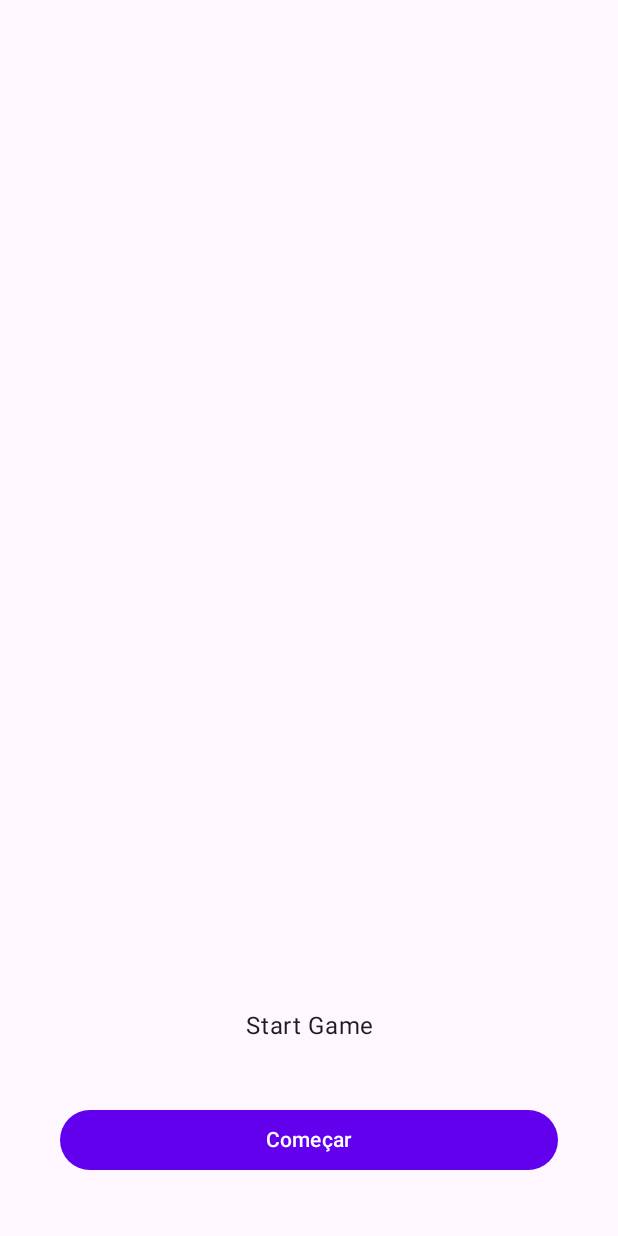
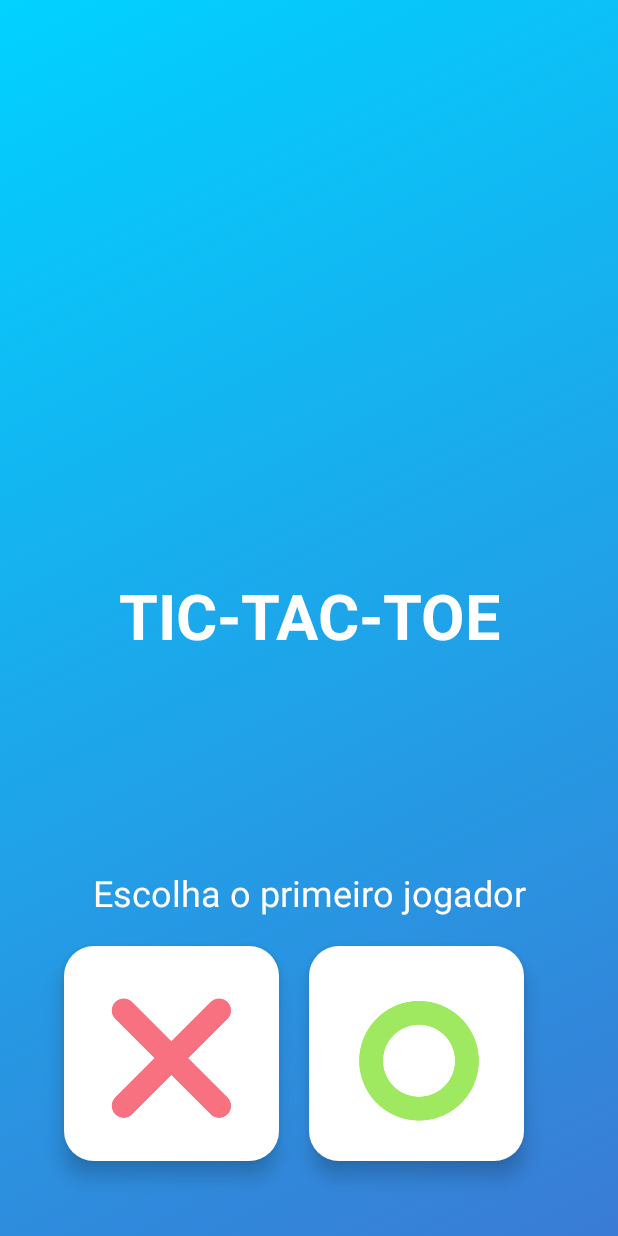
Before and after one commit to mmgoncalves/tic-tac-toe-kmp, an Android app built with Jetpack Compose: the screen it shows after launch (MainActivity), on a phone screen of 412 x 824 dp. Run offline under Robolectric (Android 15) with nearby library versions, the phone set to English and light mode, and no system bars; our stand-ins replace Voyager.

Commit message:
finish the relayout of start game screen

```diff
--- a/androidApp/src/main/java/com/example/tictactoe/android/MyApplicationTheme.kt
+++ b/androidApp/src/main/java/com/example/tictactoe/android/MyApplicationTheme.kt
@@ -20,24 +20,23 @@ fun MyApplicationTheme(
     darkTheme: Boolean = isSystemInDarkTheme(),
     content: @Composable () -> Unit
 ) {
-    val colors = if (darkTheme) {
-        darkColorScheme(
-            primary = Color(0xFFBB86FC),
-            secondary = Color(0xFF03DAC5),
-            tertiary = Color(0xFF3700B3)
-        )
-    } else {
-        lightColorScheme(
-            primary = Color(0xFF6200EE),
-            secondary = Color(0xFF03DAC5),
-            tertiary = Color(0xFF3700B3)
-        )
-    }
+    val colors = lightColorScheme(
+        primary = Color(0xFF6200EE),
+        secondary = Color(0xFF03DAC5),
+        tertiary = Color(0xFF3700B3),
+        background = Color(0xFF00D2FF),
+        onBackground = Color(0xFF3A7BD5)
+    )
     val typography = Typography(
+        displayLarge = TextStyle(
+            fontFamily = FontFamily.SansSerif,
+            fontWeight = FontWeight.Bold,
+            fontSize = 42.sp
+        ),
         bodyMedium = TextStyle(
-            fontFamily = FontFamily.Default,
+            fontFamily = FontFamily.SansSerif,
             fontWeight = FontWeight.Normal,
-            fontSize = 16.sp
+            fontSize = 24.sp
         )
     )
     val shapes = Shapes(
@@ -50,6 +49,6 @@ fun MyApplicationTheme(
         colorScheme = colors,
         typography = typography,
         shapes = shapes,
-        content = content
+        content = content,
     )
 }
--- a/androidApp/src/main/java/com/example/tictactoe/android/StartGameScreen.kt
+++ b/androidApp/src/main/java/com/example/tictactoe/android/StartGameScreen.kt
@@ -1,56 +1,145 @@
 package com.example.tictactoe.android
 
+import androidx.compose.foundation.Image
+import androidx.compose.foundation.background
 import androidx.compose.foundation.layout.Arrangement
+import androidx.compose.foundation.layout.Box
 import androidx.compose.foundation.layout.Column
+import androidx.compose.foundation.layout.Row
 import androidx.compose.foundation.layout.fillMaxSize
 import androidx.compose.foundation.layout.fillMaxWidth
 import androidx.compose.foundation.layout.padding
-import androidx.compose.material3.Button
+import androidx.compose.foundation.layout.size
+import androidx.compose.foundation.shape.RoundedCornerShape
+import androidx.compose.material3.Card
+import androidx.compose.material3.CardDefaults
+import androidx.compose.material3.ExperimentalMaterial3Api
+import androidx.compose.material3.MaterialTheme
 import androidx.compose.material3.Text
 import androidx.compose.runtime.Composable
+import androidx.compose.ui.Alignment
 import androidx.compose.ui.Modifier
+import androidx.compose.ui.graphics.Brush
+import androidx.compose.ui.graphics.Color
+import androidx.compose.ui.layout.ContentScale
+import androidx.compose.ui.res.painterResource
 import androidx.compose.ui.text.style.TextAlign
 import androidx.compose.ui.tooling.preview.Preview
 import androidx.compose.ui.unit.dp
 import cafe.adriel.voyager.core.screen.Screen
 import cafe.adriel.voyager.navigator.LocalNavigator
 import cafe.adriel.voyager.navigator.currentOrThrow
+import com.example.tictactoe.Domain.ItemStatus
+import com.example.tictactoe.Domain.PlayerData
 
 class StartGameScreen : Screen {
 
     @Composable
     override fun Content() {
-        ContentBody()
+        val navigator = LocalNavigator.currentOrThrow
+        ContentBody { player ->
+
+        }
     }
 }
 
+@OptIn(ExperimentalMaterial3Api::class)
 @Composable
-private fun ContentBody() {
-    val navigator = LocalNavigator.currentOrThrow
+private fun ContentBody(onClick: (PlayerData) -> Unit) {
+    Box(
+        modifier = Modifier
+            .fillMaxSize()
+            .background(
+                Brush.linearGradient(
+                    colors = listOf(
+                        MaterialTheme.colorScheme.background,
+                        MaterialTheme.colorScheme.onBackground
+                    )
+                )
+            )
+    ) {
+
+        Text(
+            text = "TIC-TAC-TOE",
+            modifier = Modifier
+                .fillMaxWidth()
+                .align(Alignment.Center),
+            style = MaterialTheme.typography.displayLarge,
+            color = Color.White,
+            textAlign = TextAlign.Center
+        )
 
         Column(
             modifier = Modifier.fillMaxSize(),
             verticalArrangement = Arrangement.Bottom
         ) {
             Text(
-            text = "Start Game",
-            modifier = Modifier.fillMaxWidth(),
+                text = "Escolha o primeiro jogador",
+                modifier = Modifier
+                    .fillMaxWidth()
+                    .padding(bottom = 20.dp),
+                style = MaterialTheme.typography.bodyMedium,
+                color = Color.White,
                 textAlign = TextAlign.Center
             )
-//        Spacer(modifier = Modifier.weight(1f))
-        Button(
+
+            Row(
                 modifier = Modifier
                     .fillMaxWidth()
-                .padding(all = 40.dp),
+                    .padding(bottom = 50.dp),
+                horizontalArrangement = Arrangement.Center
+            ) {
+
+                Card(
                     onClick = {
-                navigator.push(GameBoardScreen(
-                    uiModel = GameBoardModel()
-                ))
+                        onClick(PlayerData(status = ItemStatus.X))
                     },
-            content = {
-                Text("Começar")
+                    elevation = CardDefaults.cardElevation(
+                        defaultElevation = 8.dp
+                    ),
+                    colors = CardDefaults.cardColors(
+                        containerColor = Color.White,
+                    ),
+                    shape = RoundedCornerShape(20.dp),
+                    modifier = Modifier
+                        .padding(end = 20.dp)
+                        .size(143.dp)
+
+                ) {
+                    Image(
+                        painter = painterResource(id = R.drawable.player_x),
+                        contentDescription = null,
+                        alignment = Alignment.Center,
+                        contentScale = ContentScale.Fit
+                    )
                 }
+
+                Card(
+                    onClick = {
+                        onClick(PlayerData(status = ItemStatus.O))
+                    },
+                    elevation = CardDefaults.cardElevation(
+                        defaultElevation = 8.dp
+                    ),
+                    colors = CardDefaults.cardColors(
+                        containerColor = Color.White,
+                    ),
+                    shape = RoundedCornerShape(20.dp),
+                    modifier = Modifier
+                        .padding(end = 20.dp)
+                        .size(143.dp)
+
+                ) {
+                    Image(
+                        painter = painterResource(id = R.drawable.player_o),
+                        contentDescription = null,
+                        alignment = Alignment.Center,
+                        contentScale = ContentScale.Fit
                     )
+                }
+
+            }
+        }
     }
 }
 
@@ -58,6 +147,6 @@ private fun ContentBody() {
 @Composable
 private fun StartGamePreview() {
     MyApplicationTheme {
-        ContentBody()
+        ContentBody { _ -> }
     }
 }
```
Also changed, not shown: androidApp/src/main/res/drawable/player_o.png (added), androidApp/src/main/res/drawable/player_x.png (added), 2 other files. Lines whose indentation alone changed are shown as unchanged.
